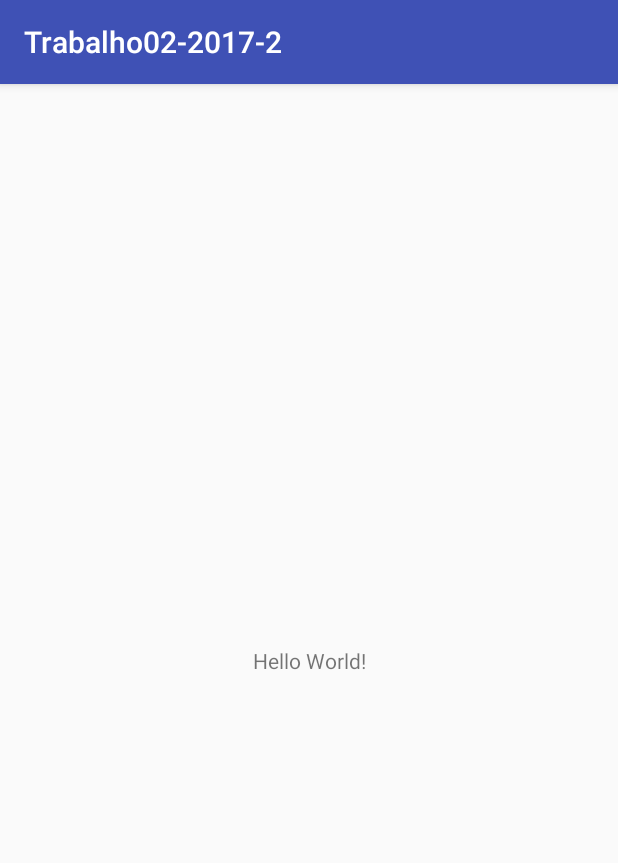
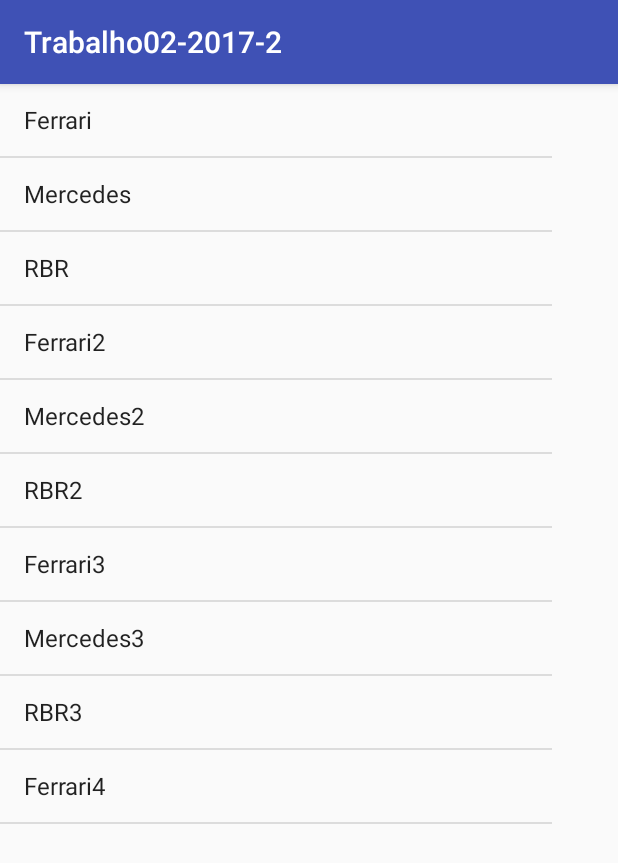
Before and after one commit to higorbhermes/Trabalho02-2017--2, an Android app: the screen it shows after launch (MainActivity), on a phone screen of 412 x 824 dp. Shown: the top 863 px of the screen. Run offline under Robolectric (Android 15) with nearby library versions, the phone set to English and light mode, and no system bars.

Commit message:
ListView

```diff
--- a/app/src/main/java/br/iff/pooa20172/trabalho02_2017_2/MainActivity.java
+++ b/app/src/main/java/br/iff/pooa20172/trabalho02_2017_2/MainActivity.java
@@ -2,12 +2,19 @@ package br.iff.pooa20172.trabalho02_2017_2;
 
 import android.support.v7.app.AppCompatActivity;
 import android.os.Bundle;
+import android.widget.ListView;
+import android.widget.ArrayAdapter;
 
 public class MainActivity extends AppCompatActivity {
 
-    @Override
     protected void onCreate(Bundle savedInstanceState) {
         super.onCreate(savedInstanceState);
         setContentView(R.layout.activity_main);
+
+        ListView lista = (ListView) findViewById(R.id.lvEquipes);
+
+        ArrayAdapter adapter = ArrayAdapter.createFromResource(this,R.array.equipes,android.R.layout.simple_list_item_1);
+
+        lista.setAdapter(adapter);
     }
 }
--- a/app/src/main/res/layout/activity_main.xml
+++ b/app/src/main/res/layout/activity_main.xml
@@ -6,13 +6,11 @@
     android:layout_height="match_parent"
     tools:context="br.iff.pooa20172.trabalho02_2017_2.MainActivity">
 
-    <TextView
-        android:layout_width="wrap_content"
-        android:layout_height="wrap_content"
-        android:text="Hello World!"
-        app:layout_constraintBottom_toBottomOf="parent"
-        app:layout_constraintLeft_toLeftOf="parent"
-        app:layout_constraintRight_toRightOf="parent"
-        app:layout_constraintTop_toTopOf="parent" />
+    <ListView
+        android:id="@+id/lvEquipes"
+        android:layout_width="368dp"
+        android:layout_height="495dp"
+        tools:layout_editor_absoluteX="8dp"
+        tools:layout_editor_absoluteY="8dp" />
 
 </android.support.constraint.ConstraintLayout>
--- a/app/src/main/res/values/strings.xml
+++ b/app/src/main/res/values/strings.xml
@@ -1,3 +1,23 @@
 <resources>
     <string name="app_name">Trabalho02-2017-2</string>
+    <string-array name="equipes">
+        <item>Ferrari</item>
+        <item>Mercedes</item>
+        <item>RBR</item>
+        <item>Ferrari2</item>
+        <item>Mercedes2</item>
+        <item>RBR2</item>
+        <item>Ferrari3</item>
+        <item>Mercedes3</item>
+        <item>RBR3</item>
+        <item>Ferrari4</item>
+        <item>Mercedes4</item>
+        <item>RBR4</item>
+        <item>Ferrari5</item>
+        <item>Mercedes5</item>
+        <item>RBR5</item>
+        <item>Ferrari6</item>
+        <item>Mercedes6</item>
+        <item>RBR6</item>
+    </string-array>
 </resources>
```
Also changed, not shown: app/src/main/res/layout/item_evento.xml (added, +24 -0 lines), app/src/main/res/drawable/nome.jpg (added).
